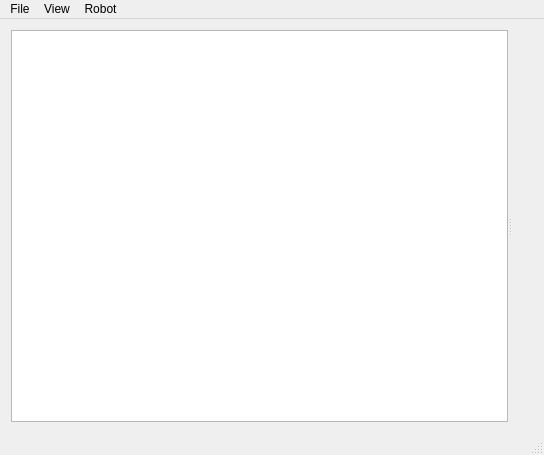
First picture: the form in gui/MainWindow.ui, repository RhobanProject/MetabotStudio, before the edit.
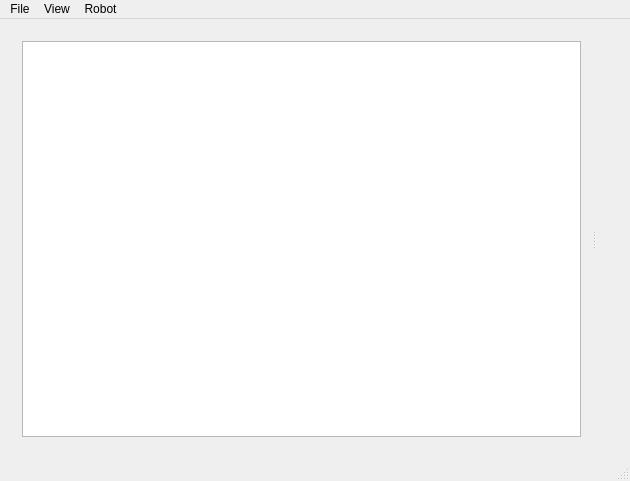
Second picture: the form after the edit. Icons and pictures are not drawn. Custom widgets are drawn as their Qt base class.

Commit message: Hiding the tree by default

The edit to the form file:
```diff
--- a/gui/MainWindow.ui
+++ b/gui/MainWindow.ui
@@ -6,8 +6,8 @@
    <rect>
     <x>0</x>
     <y>0</y>
-    <width>544</width>
-    <height>455</height>
+    <width>630</width>
+    <height>481</height>
    </rect>
   </property>
   <property name="windowTitle">
@@ -21,21 +21,18 @@
    <layout class="QVBoxLayout" name="verticalLayout">
     <item>
      <widget class="QSplitter" name="splitter">
-      <property name="sizePolicy">
-       <sizepolicy hsizetype="Expanding" vsizetype="Expanding">
-        <horstretch>1</horstretch>
-        <verstretch>0</verstretch>
-       </sizepolicy>
-      </property>
       <property name="orientation">
        <enum>Qt::Horizontal</enum>
       </property>
+      <widget class="QWidget" name="verticalLayoutWidget">
+       <layout class="QVBoxLayout" name="leftZone" stretch="0">
+        <item>
       <widget class="ObjectsTree" name="tree">
        <property name="enabled">
         <bool>true</bool>
        </property>
        <property name="sizePolicy">
-        <sizepolicy hsizetype="Preferred" vsizetype="Maximum">
+           <sizepolicy hsizetype="Preferred" vsizetype="Expanding">
          <horstretch>0</horstretch>
          <verstretch>0</verstretch>
         </sizepolicy>
@@ -88,6 +85,9 @@
         </property>
        </column>
       </widget>
+        </item>
+       </layout>
+      </widget>
       <widget class="QWidget" name="layoutWidget">
        <layout class="QVBoxLayout" name="viewer">
         <property name="spacing">
@@ -111,7 +111,7 @@
     <rect>
      <x>0</x>
      <y>0</y>
-     <width>544</width>
+     <width>630</width>
      <height>25</height>
     </rect>
    </property>
```
Left out of the diff: 16 changed lines with no effect on the pictures. Lines whose indentation alone changed are shown as unchanged. The commit also changes 2 other files.
